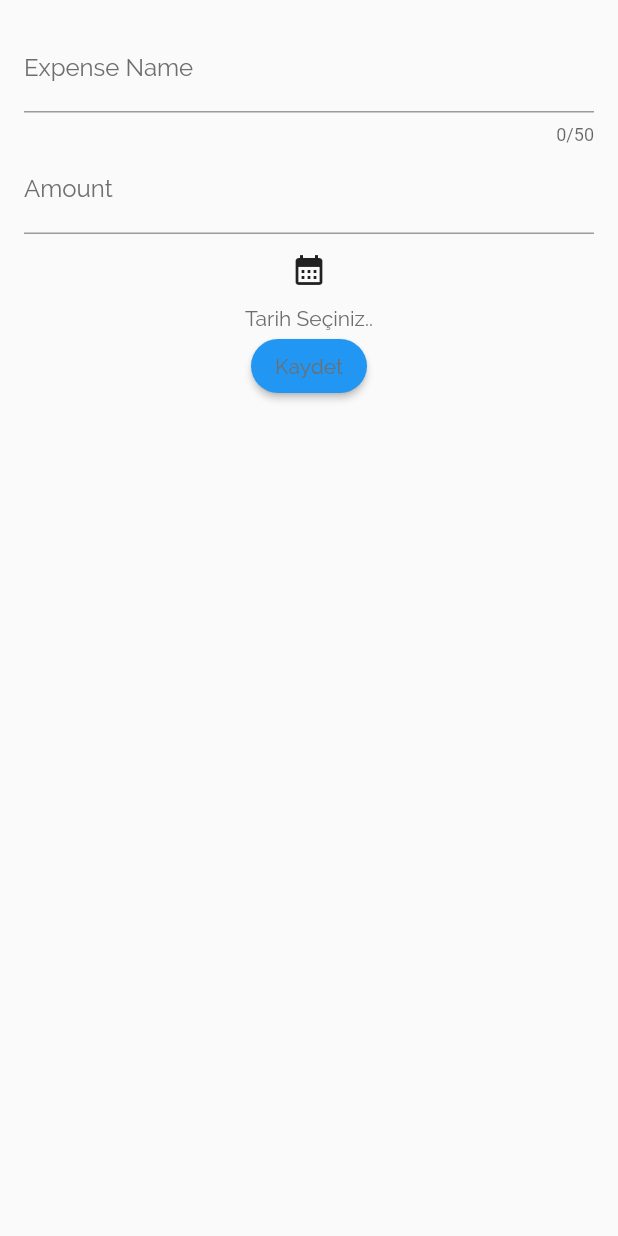
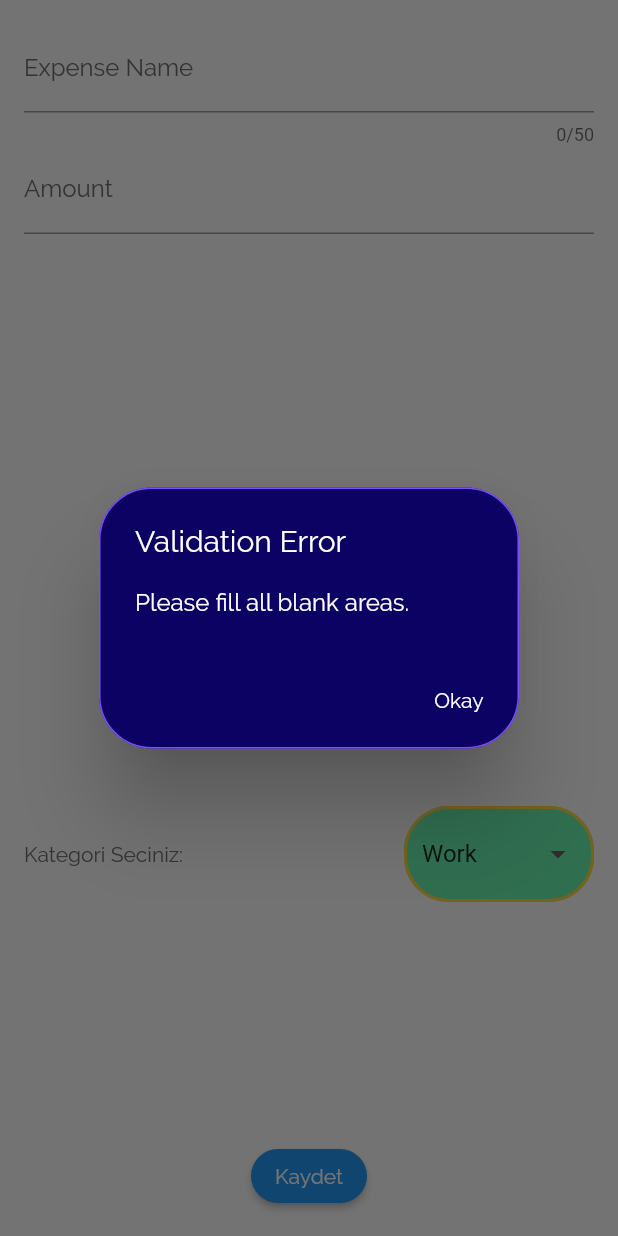
Before and after one commit to umutcanargun/9.11.2023, a Flutter app: the NewExpense widget shown alone on an empty page, opened directly, after a tap on "Kaydet", on a phone screen of 412 x 824 dp. Run offline on Flutter 3.47's test engine with Material 2 defaults, Android fonts, the phone set to English and light mode, and no system bars.

Commit message:
updates
updates

```diff
--- a/flutter_application/lib/models/expense_model.dart
+++ b/flutter_application/lib/models/expense_model.dart
@@ -4,13 +4,13 @@ import 'package:uuid/uuid.dart';
 
 const uuid = Uuid();
 
-enum Category { food, education, travel, work }
+enum Category { Food, Education, Travel, Work }
 
 const categoryIcons = {
-  Category.food: Icons.food_bank,
-  Category.education: Icons.cast_for_education,
-  Category.travel: Icons.car_rental,
-  Category.work: Icons.business
+  Category.Food: Icons.food_bank,
+  Category.Education: Icons.cast_for_education,
+  Category.Travel: Icons.car_rental,
+  Category.Work: Icons.business
 };
 
 class Expense {
--- a/flutter_application/lib/pages/widgets/add_new_expense.dart
+++ b/flutter_application/lib/pages/widgets/add_new_expense.dart
@@ -1,4 +1,6 @@
 import 'package:flutter/material.dart';
+import 'package:flutter_application/models/expense_model.dart';
+import 'package:flutter_application/pages/widgets/expenses.dart';
 
 class NewExpense extends StatefulWidget {
   const NewExpense({Key? key}) : super(key: key);
@@ -7,11 +9,61 @@ class NewExpense extends StatefulWidget {
   _NewExpenseState createState() => _NewExpenseState();
 }
 
-//11:10
 class _NewExpenseState extends State<NewExpense> {
   // Controller
   final _nameController = TextEditingController();
   final _amountController = TextEditingController();
+  DateTime date = DateTime.now();
+  Category _selectedCategory = Category.Work;
+
+  void _addNewExpense() {
+    final amount = double.tryParse(_amountController.text);
+    final name = _nameController.text;
+    final selectedDate = date;
+    final category = _selectedCategory;
+
+    if (amount == null || amount < 0 || name.isEmpty || date == null) {
+      showDialog(
+          context: context,
+          builder: (ctx) {
+            return AlertDialog(
+              shape: RoundedRectangleBorder(
+                side: BorderSide(
+                  color: Colors.deepPurpleAccent, //<-- SEE HERE
+                ),
+                borderRadius: BorderRadius.circular(35.0),
+              ),
+              backgroundColor: Color.fromARGB(255, 12, 2, 100),
+              title: const Text(
+                "Validation Error",
+                style: TextStyle(
+                    color: Color.fromARGB(255, 255, 255, 255),
+                    fontFamily: 'Raleway'),
+              ),
+              content: const Text(
+                "Please fill all blank areas.",
+                style: TextStyle(
+                    color: Color.fromARGB(255, 255, 255, 255),
+                    fontFamily: 'Raleway'),
+              ),
+              actions: [
+                TextButton(
+                    onPressed: () {
+                      Navigator.pop(ctx);
+                    },
+                    child: const Text("Okay",
+                        style: TextStyle(
+                            color: Color.fromARGB(255, 255, 255, 255),
+                            fontFamily: 'Raleway')))
+              ],
+            );
+          });
+    } else {
+      Expense addExpense = Expense(
+          name: name, price: amount, date: selectedDate, category: category);
+      expenses.add(addExpense);
+    }
+  }
 
   @override
   Widget build(BuildContext context) {
@@ -38,10 +90,39 @@ class _NewExpenseState extends State<NewExpense> {
                           color: Color.fromARGB(255, 110, 110, 110))),
                   prefixText: "₺"),
             ),
+            const Spacer(),
             IconButton(
-              onPressed: () {
-                // DatePicker açmak..
-                // DatePicker'dan gelen değeri Text olarak yazdırmak
+                onPressed: () async {
+                  {
+                    DateTime? newDate = await showDatePicker(
+                        context: context,
+                        initialDate: date,
+                        firstDate: DateTime(date.month - 1),
+                        lastDate: date,
+                        builder: (context, child) {
+                          return Theme(
+                            data: Theme.of(context).copyWith(
+                              colorScheme: const ColorScheme.light(
+                                primary: Colors.amberAccent, // <-- SEE HERE
+                                onPrimary: Colors.redAccent, // <-- SEE HERE
+                                onSurface: Colors.blueAccent, // <-- SEE HERE
+                              ),
+                              textButtonTheme: TextButtonThemeData(
+                                style: TextButton.styleFrom(
+                                  foregroundColor:
+                                      Colors.red, // button text color
+                                ),
+                              ),
+                            ),
+                            child: child!,
+                          );
+                        });
+
+                    if (newDate == null) return;
+                    setState(() {
+                      date = newDate;
+                    });
+                  }
                 },
                 icon: const Icon(Icons.calendar_month)),
             const Text("Tarih Seçiniz..",
@@ -49,18 +130,60 @@ class _NewExpenseState extends State<NewExpense> {
                     fontFamily: 'Raleway',
                     color: Color.fromARGB(255, 110, 110,
                         110))), // seçilen tarihi formatlayarak yazdırmak..
+            const Spacer(),
+            Row(
+              children: [
+                const Expanded(
+                  child: Text('Kategori Seciniz:',
+                      style: TextStyle(
+                          fontFamily: 'Raleway',
+                          color: Color.fromARGB(255, 110, 110, 110))),
+                ),
+                const Spacer(),
+                Expanded(
+                  child: DropdownButtonFormField(
+                    decoration: InputDecoration(
+                      enabledBorder: OutlineInputBorder(
+                          borderSide: const BorderSide(
+                              color: Colors.amberAccent,
+                              width: 2), //<-- SEE HERE
+                          borderRadius: BorderRadius.circular(30)),
+                      focusedBorder: OutlineInputBorder(
+                          borderSide: const BorderSide(
+                              color: Colors.amberAccent,
+                              width: 2), //<-- SEE HERE
+                          borderRadius: BorderRadius.circular(30)),
+                      filled: true,
+                      fillColor: Colors.greenAccent,
+                    ),
+                    dropdownColor: Colors.greenAccent,
+                    value: _selectedCategory,
+                    onChanged: (value) {
+                      setState(() {
+                        if (value != null) _selectedCategory = value;
+                      });
+                    },
+                    items: Category.values.map((category) {
+                      return DropdownMenuItem(
+                          value: category,
+                          child: Text(category.name.toString()));
+                    }).toList(),
+                  ),
+                ),
+              ],
+            ),
+            const Spacer(),
             ElevatedButton(
               onPressed: () {
-              print("Kayıt başarılı: ${_nameController.text}");
+                _addNewExpense();
               },
               child: const Text(("Kaydet"),
                   style: TextStyle(
                       fontFamily: 'Raleway',
-                    color: Color.fromARGB(255, 110, 110, 110))),
+                      color: Color.fromARGB(255, 255, 255, 255))),
               style: ElevatedButton.styleFrom(shape: StadiumBorder()),
-          )
+            ),
           ],
-      ),
-    );
+        ));
   }
 }
--- a/flutter_application/lib/pages/widgets/expenses.dart
+++ b/flutter_application/lib/pages/widgets/expenses.dart
@@ -1,14 +1,14 @@
 import 'package:flutter_application/models/expense_model.dart';
 
-final List<Expense> expenses = [
+List<Expense> expenses = [
   Expense(
       name: "Yiyecek",
       price: 200.524,
       date: DateTime.now(),
-      category: Category.food),
+      category: Category.Food),
   Expense(
       name: "Flutter Udemy Course",
       price: 200,
       date: DateTime.now(),
-      category: Category.education),
+      category: Category.Education),
 ];
--- a/flutter_application/pubspec.yaml
+++ b/flutter_application/pubspec.yaml
@@ -36,7 +36,8 @@ dependencies:
   # Use with the CupertinoIcons class for iOS style icons.
   cupertino_icons: ^1.0.2
   uuid: ^4.2.1
-  intl: ^0.18.1
+  intl: ^0.17.0
+
 
 dev_dependencies:
   flutter_test:
```
Also changed, not shown: flutter_application/pubspec.lock. Lines whose indentation alone changed are shown as unchanged.
